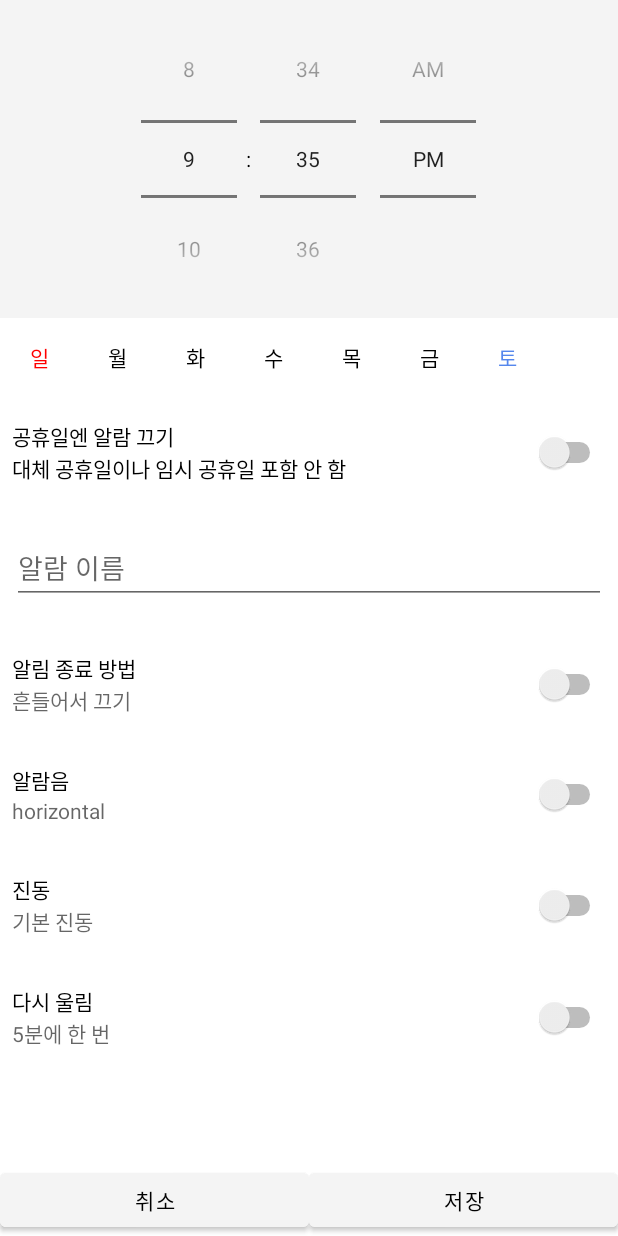
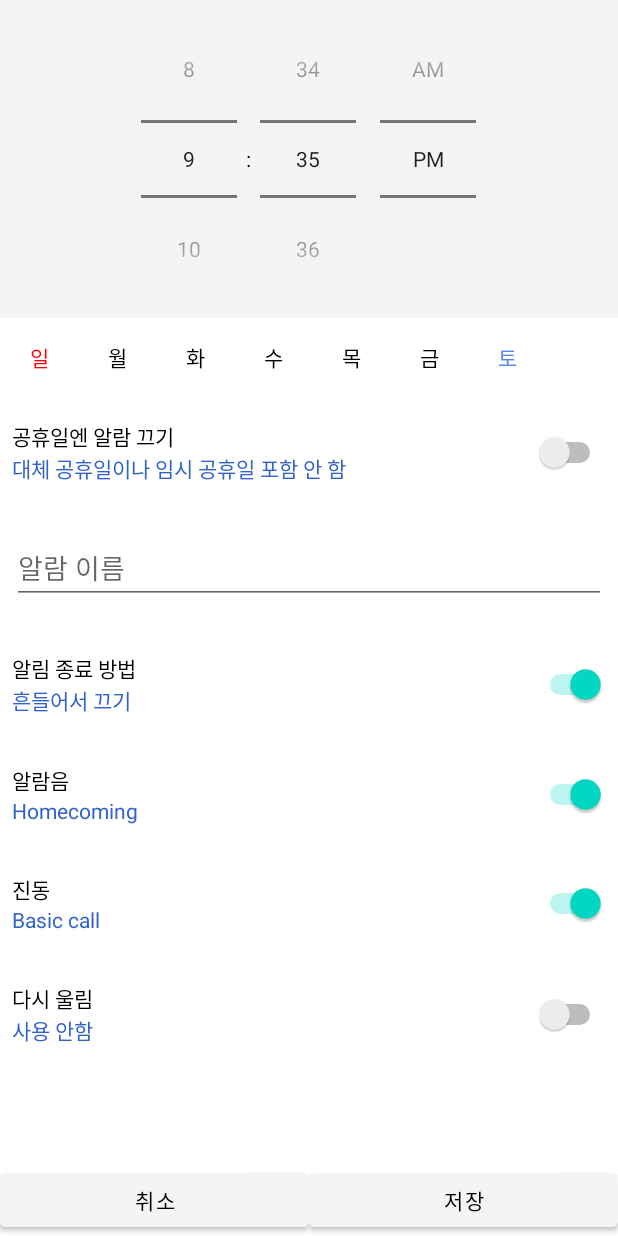
Before and after one commit to Grusie/MiracleAlarm, an Android app: the CreateAlarmActivity screen opened directly, with no data from a screen before it, on a phone screen of 412 x 824 dp. Run offline under Robolectric (Android 15) with nearby library versions, the phone set to English and light mode, and no system bars; our stand-ins replace Room's generated code, data binding.

Commit message:
23.04.24
- 기본 구조 MVVM패턴 적용
-> 데이터 변경 각 필드의 flag값들 추가
-> ViewModel에서 값을 flag값들 변경을 변수로 처리하고, 저장버튼 클릭 시 한 번에 데이터에 적용

```diff
--- a/app/src/main/java/com/example/miraclealarm/AlarmData.kt
+++ b/app/src/main/java/com/example/miraclealarm/AlarmData.kt
@@ -13,9 +13,13 @@ data class AlarmData(
     var time : String = "",
     var holiday : Boolean = false,
     var date : String = "",
-    var flag : Boolean = true,
-    var sound : String = "",
-    var vibrate : String = "",
-    var off_way : String = "",
-    var repeat : String = ""
+    var enabled : Boolean = true,
+    var sound : String = "Homecoming",
+    var vibrate : String = "Basic call",
+    var off_way : String = "흔들어서 끄기",
+    var repeat : String = "5분,3회",
+    var flagSound : Boolean = true,
+    var flagVibrate : Boolean = true,
+    var flagOffWay : Boolean = true,
+    var flagRepeat : Boolean = false,
 )
--- a/app/src/main/java/com/example/miraclealarm/AlarmViewModel.kt
+++ b/app/src/main/java/com/example/miraclealarm/AlarmViewModel.kt
@@ -22,11 +22,11 @@ class AlarmViewModel(application: Application) : AndroidViewModel(application) {
             logLine("initAlarmData", "${this.alarm.value}")
 
             alarm.apply {
-                flagHoliday.value = holiday
-                flagVibe.value = vibrate.isNotEmpty()
-                flagSound.value = sound.isNotEmpty()
-                flagRepeat.value = repeat.isNotEmpty()
-                flagOffWay.value = off_way.isNotEmpty()
+                this@AlarmViewModel.flagHoliday.value = holiday
+                this@AlarmViewModel.flagVibe.value = flagVibrate
+                this@AlarmViewModel.flagSound.value = flagSound
+                this@AlarmViewModel.flagRepeat.value = flagRepeat
+                this@AlarmViewModel.flagOffWay.value = flagOffWay
             }
         }
     }
@@ -78,9 +78,9 @@ class AlarmViewModel(application: Application) : AndroidViewModel(application) {
     }
 
     fun onAlarmFlagClicked(alarm: AlarmData) {
-        alarm.flag = !alarm.flag
+        alarm.enabled = !alarm.enabled
         update(alarm)
-        logLine("flag confirm", "${alarm.flag}")
+        logLine("flag confirm", "${alarm.enabled}")
     }
 
     fun timePickerToTime(hour: Int, minute: Int) {
@@ -97,11 +97,11 @@ class AlarmViewModel(application: Application) : AndroidViewModel(application) {
         if (alarmId != -1) getAlarmById(alarmId).observeForever(alarmObserver)
         else {
             this.alarm.value = AlarmData().apply {
-                flagHoliday.value = holiday
-                flagVibe.value = vibrate.isNotEmpty() == true
-                flagSound.value = sound.isNotEmpty() == true
-                flagRepeat.value = repeat.isNotEmpty() == true
-                flagOffWay.value = off_way.isNotEmpty() == true
+                this@AlarmViewModel.flagHoliday.value = holiday
+                this@AlarmViewModel.flagVibe.value = flagVibrate
+                this@AlarmViewModel.flagSound.value = flagSound
+                this@AlarmViewModel.flagRepeat.value = flagRepeat
+                this@AlarmViewModel.flagOffWay.value = flagOffWay
             }
         }
     }
--- a/app/src/main/java/com/example/miraclealarm/MainActivity.kt
+++ b/app/src/main/java/com/example/miraclealarm/MainActivity.kt
@@ -29,7 +29,7 @@ class MainActivity : AppCompatActivity() {
     private fun initUi() {
         adapter = AlarmListAdapter(alarmViewModel)
         alarmViewModel.allAlarms.observe(this) { alarm ->
-            Log.d("alarmList : ", "$alarm")
+            alarmViewModel.logLine("alarmList : ", "$alarm")
             adapter.alarmList = alarm
             adapter.notifyDataSetChanged()
         }
--- a/app/src/main/res/color/date_text_selector.xml
+++ /dev/null
@@ -1,5 +0,0 @@
-<?xml version="1.0" encoding="utf-8"?>
-<selector xmlns:android="http://schemas.android.com/apk/res/android">
-    <item android:state_checked="true" android:color="@color/blue"/>
-    <item android:state_checked="false" android:color="@color/black"/>
-</selector>
--- a/app/src/main/res/layout/activity_create_alarm.xml
+++ b/app/src/main/res/layout/activity_create_alarm.xml
@@ -4,6 +4,7 @@
     xmlns:tools="http://schemas.android.com/tools">
 
     <data>
+
         <variable
             name="viewModel"
             type="com.example.miraclealarm.AlarmViewModel" />
@@ -25,9 +26,9 @@
         <androidx.core.widget.NestedScrollView
             android:layout_width="match_parent"
             android:layout_height="0dp"
-            app:layout_constraintTop_toBottomOf="@id/tp_alarm_time"
+            android:fillViewport="true"
             app:layout_constraintBottom_toTopOf="@id/ll_btns"
-            android:fillViewport="true">
+            app:layout_constraintTop_toBottomOf="@id/tp_alarm_time">
 
             <androidx.constraintlayout.widget.ConstraintLayout
                 android:layout_width="match_parent"
@@ -36,9 +37,9 @@
                 <androidx.recyclerview.widget.RecyclerView
                     android:id="@+id/rv_alarm_date"
                     android:layout_width="match_parent"
+                    android:layout_height="wrap_content"
+                    app:layout_constraintEnd_toEndOf="parent"
                     app:layout_constraintStart_toStartOf="parent"
-                    app:layout_constraintEnd_toEndOf="parent"
-                    android:layout_height="wrap_content"
                     app:layout_constraintTop_toTopOf="parent"
                     tools:listitem="@layout/item_alarm_date" />
 
@@ -63,6 +64,7 @@
                         android:layout_width="wrap_content"
                         android:layout_height="wrap_content"
                         android:text="@string/holiday_sub"
+                        android:textColor="@color/blue"
                         app:layout_constraintBottom_toBottomOf="parent"
                         app:layout_constraintStart_toStartOf="parent"
                         app:layout_constraintTop_toBottomOf="@id/tv_holiday_title" />
@@ -71,11 +73,11 @@
                         android:id="@+id/sw_holiday"
                         android:layout_width="wrap_content"
                         android:layout_height="wrap_content"
+                        android:checked="@{viewModel.alarm.holiday}"
+                        android:onClick="@{() -> viewModel.onSwHolidayClicked()}"
                         app:layout_constraintBottom_toBottomOf="parent"
                         app:layout_constraintEnd_toEndOf="parent"
-                        app:layout_constraintTop_toTopOf="parent"
-                        android:checked="@{viewModel.alarm.holiday}"
-                        android:onClick="@{() -> viewModel.onSwHolidayClicked()}"/>
+                        app:layout_constraintTop_toTopOf="parent" />
 
                 </androidx.constraintlayout.widget.ConstraintLayout>
 
@@ -118,8 +120,8 @@
                         android:id="@+id/tv_offWay_sub"
                         android:layout_width="wrap_content"
                         android:layout_height="wrap_content"
-                        android:text="@{viewModel.alarm.off_way}"
-                        android:hint="흔들어서 끄기"
+                        android:text="@{viewModel.flagOffWay ? viewModel.alarm.off_way : @string/string_disabled}"
+                        android:textColor="@color/blue"
                         app:layout_constraintBottom_toBottomOf="parent"
                         app:layout_constraintStart_toStartOf="parent"
                         app:layout_constraintTop_toBottomOf="@id/tv_offWay_title" />
@@ -128,11 +130,11 @@
                         android:id="@+id/sw_offWay"
                         android:layout_width="wrap_content"
                         android:layout_height="wrap_content"
+                        android:checked="@{viewModel.alarm.flagOffWay}"
+                        android:onClick="@{() -> viewModel.onSwOffWayClicked()}"
                         app:layout_constraintBottom_toBottomOf="parent"
                         app:layout_constraintEnd_toEndOf="parent"
-                        app:layout_constraintTop_toTopOf="parent"
-                        android:checked="@{!viewModel.alarm.off_way.isEmpty()}"
-                        android:onClick="@{() -> viewModel.onSwOffWayClicked()}"/>
+                        app:layout_constraintTop_toTopOf="parent" />
                 </androidx.constraintlayout.widget.ConstraintLayout>
 
                 <androidx.constraintlayout.widget.ConstraintLayout
@@ -155,8 +157,8 @@
                         android:id="@+id/tv_sound_sub"
                         android:layout_width="wrap_content"
                         android:layout_height="wrap_content"
-                        android:text="@{viewModel.alarm.sound}"
-                        android:hint="horizontal"
+                        android:text="@{viewModel.flagSound ? viewModel.alarm.sound : @string/string_disabled}"
+                        android:textColor="@color/blue"
                         app:layout_constraintBottom_toBottomOf="parent"
                         app:layout_constraintStart_toStartOf="parent"
                         app:layout_constraintTop_toBottomOf="@id/tv_sound_title" />
@@ -165,11 +167,11 @@
                         android:id="@+id/sw_sound"
                         android:layout_width="wrap_content"
                         android:layout_height="wrap_content"
+                        android:checked="@{viewModel.alarm.flagSound}"
+                        android:onClick="@{() -> viewModel.onSwSoundClicked()}"
                         app:layout_constraintBottom_toBottomOf="parent"
                         app:layout_constraintEnd_toEndOf="parent"
-                        app:layout_constraintTop_toTopOf="parent"
-                        android:checked="@{!viewModel.alarm.sound.isEmpty()}"
-                        android:onClick="@{() -> viewModel.onSwSoundClicked()}"/>
+                        app:layout_constraintTop_toTopOf="parent" />
 
                 </androidx.constraintlayout.widget.ConstraintLayout>
 
@@ -193,8 +195,8 @@
                         android:id="@+id/tv_vibe_sub"
                         android:layout_width="wrap_content"
                         android:layout_height="wrap_content"
-                        android:text="@{viewModel.alarm.vibrate}"
-                        android:hint="기본 진동"
+                        android:text="@{viewModel.flagVibe ? viewModel.alarm.vibrate : @string/string_disabled}"
+                        android:textColor="@color/blue"
                         app:layout_constraintBottom_toBottomOf="parent"
                         app:layout_constraintStart_toStartOf="parent"
                         app:layout_constraintTop_toBottomOf="@id/tv_vibe_title" />
@@ -203,11 +205,11 @@
                         android:id="@+id/sw_vibe"
                         android:layout_width="wrap_content"
                         android:layout_height="wrap_content"
+                        android:checked="@{viewModel.alarm.flagVibrate}"
+                        android:onClick="@{() -> viewModel.onSwVibeClicked()}"
                         app:layout_constraintBottom_toBottomOf="parent"
                         app:layout_constraintEnd_toEndOf="parent"
-                        app:layout_constraintTop_toTopOf="parent"
-                        android:checked="@{!viewModel.alarm.vibrate.isEmpty()}"
-                        android:onClick="@{() -> viewModel.onSwVibeClicked()}"/>
+                        app:layout_constraintTop_toTopOf="parent" />
 
                 </androidx.constraintlayout.widget.ConstraintLayout>
 
@@ -231,8 +233,8 @@
                         android:id="@+id/tv_repeat_sub"
                         android:layout_width="wrap_content"
                         android:layout_height="wrap_content"
-                        android:text="@{viewModel.alarm.repeat}"
-                        android:hint="5분에 한 번"
+                        android:text="@{viewModel.flagRepeat ? viewModel.alarm.repeat : @string/string_disabled}"
+                        android:textColor="@color/blue"
                         app:layout_constraintBottom_toBottomOf="parent"
                         app:layout_constraintStart_toStartOf="parent"
                         app:layout_constraintTop_toBottomOf="@id/tv_repeat_title" />
@@ -241,11 +243,11 @@
                         android:id="@+id/sw_repeat"
                         android:layout_width="wrap_content"
                         android:layout_height="wrap_content"
+                        android:checked="@{viewModel.alarm.flagRepeat}"
+                        android:onClick="@{() -> viewModel.onSwRepeatClicked()}"
                         app:layout_constraintBottom_toBottomOf="parent"
                         app:layout_constraintEnd_toEndOf="parent"
-                        app:layout_constraintTop_toTopOf="parent"
-                        android:checked="@{!viewModel.alarm.repeat.isEmpty()}"
-                        android:onClick="@{() -> viewModel.onSwRepeatClicked()}"/>
+                        app:layout_constraintTop_toTopOf="parent" />
                 </androidx.constraintlayout.widget.ConstraintLayout>
             </androidx.constraintlayout.widget.ConstraintLayout>
         </androidx.core.widget.NestedScrollView>
@@ -273,8 +275,7 @@
                 android:layout_weight="1"
                 android:backgroundTint="@color/gray"
                 android:text="@string/string_save"
-                android:textColor="@color/black"
-                />
+                android:textColor="@color/black" />
         </androidx.appcompat.widget.LinearLayoutCompat>
     </androidx.constraintlayout.widget.ConstraintLayout>
 </layout>
--- a/app/src/main/res/layout/item_alarm_list.xml
+++ b/app/src/main/res/layout/item_alarm_list.xml
@@ -55,7 +55,7 @@
             app:layout_constraintBottom_toBottomOf="parent"
             app:layout_constraintEnd_toEndOf="parent"
             app:layout_constraintTop_toTopOf="parent"
-            android:checked="@{alarm.flag}"
+            android:checked="@{alarm.enabled}"
             android:onClick="@{() -> viewModel.onAlarmFlagClicked(alarm)}"
             />
 
```
Also changed, not shown: app/src/main/java/com/example/miraclealarm/CreateAlarmActivity.kt (+10 -5 lines).
